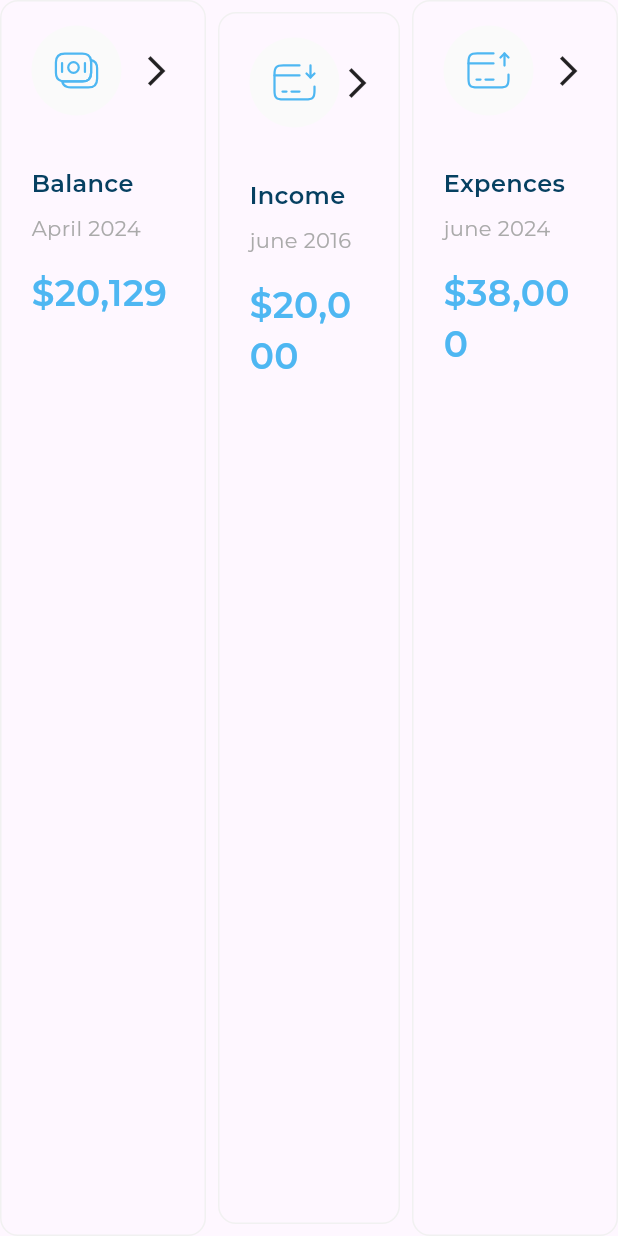
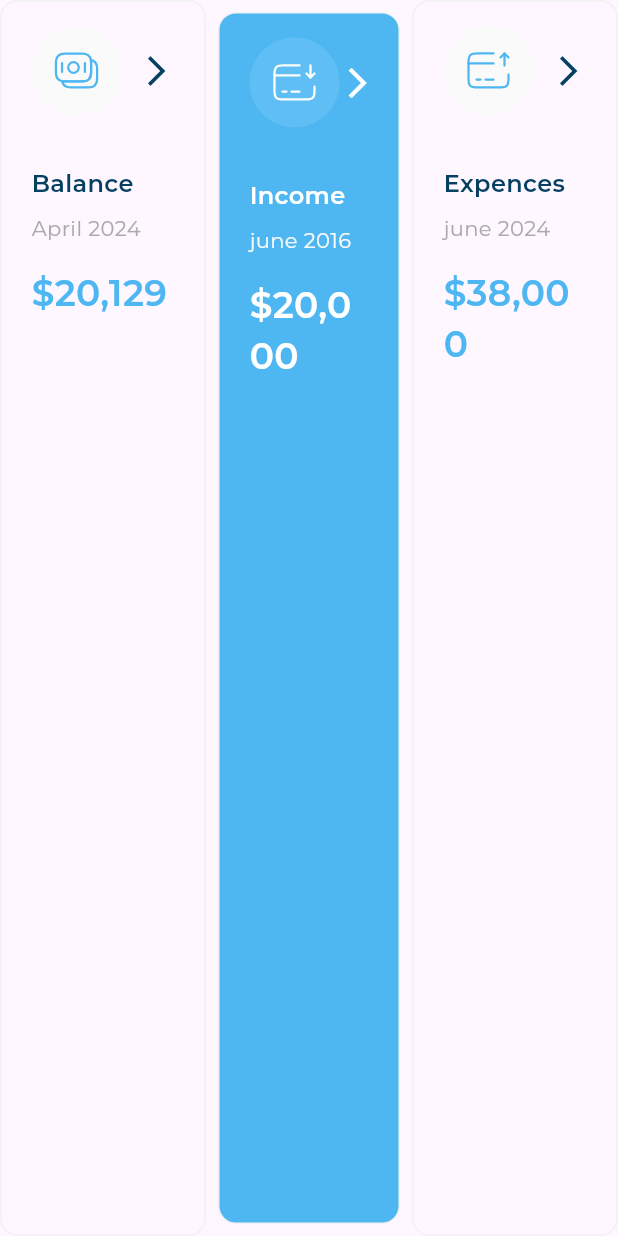
Before and after one commit to A7mednage71/Responsive_DashBoard, a Flutter app: the AllExpancesItemBody widget shown alone on an empty page, opened directly, on a phone screen of 412 x 824 dp. Run offline on Flutter 3.47's test engine with Material 3 defaults, Android fonts, the phone set to English and light mode, and no system bars; our stand-ins replace flutter_svg, google_fonts.

```diff
--- a/lib/widgets/all_expances_item_header.dart
+++ b/lib/widgets/all_expances_item_header.dart
@@ -5,8 +5,10 @@ class AllExpancesItemHeader extends StatelessWidget {
   const AllExpancesItemHeader({
     super.key,
     required this.image,
+    required this.isactive,
   });
   final String image;
+  final bool isactive;
   @override
   Widget build(BuildContext context) {
     return Row(
@@ -14,10 +16,17 @@ class AllExpancesItemHeader extends StatelessWidget {
       children: [
         CircleAvatar(
           radius: 30,
-          backgroundColor: const Color(0xffFAFAFA),
-          child: SvgPicture.asset(image),
+          backgroundColor:
+              isactive ? const Color(0xff5FBEF3) : const Color(0xffFAFAFA),
+          child: SvgPicture.asset(
+            image,
+            color: isactive ? const Color(0xffFFFFFF) : const Color(0xff4EB7F2),
+          ),
         ),
-        const Icon(Icons.arrow_forward_ios),
+        Icon(
+          Icons.arrow_forward_ios,
+          color: isactive ? const Color(0xffFFFFFF) : const Color(0xff064061),
+        ),
       ],
     );
   }
--- a/lib/widgets/all_expances_items_body.dart
+++ b/lib/widgets/all_expances_items_body.dart
@@ -2,6 +2,7 @@ import 'package:flutter/material.dart';
 import 'package:nag/models/all_expances_items_model.dart';
 import 'package:nag/utils/app_images.dart';
 import 'package:nag/widgets/all_expences_item.dart';
+import 'package:nag/widgets/is_active_expances_item.dart';
 
 class AllExpancesItemBody extends StatelessWidget {
   const AllExpancesItemBody({
@@ -40,11 +41,18 @@ class AllExpancesItemBody extends StatelessWidget {
           return Expanded(
             child: Padding(
               padding: const EdgeInsets.all(8.0),
-              child: AllExpencesitem(expancesItemsModel: value),
+              child: AllExpancesItem(
+                iSactive: true,
+                expancesItemsModel: value,
+              ),
             ),
           );
         } else {
-          return Expanded(child: AllExpencesitem(expancesItemsModel: value));
+          return Expanded(
+              child: AllExpancesItem(
+            expancesItemsModel: value,
+            iSactive: false,
+          ));
         }
       },
     ).toList());
--- a/lib/widgets/all_expences_item.dart
+++ b/lib/widgets/all_expences_item.dart
@@ -1,48 +1,20 @@
 import 'package:flutter/material.dart';
 import 'package:nag/models/all_expances_items_model.dart';
-import 'package:nag/utils/app_styles.dart';
-import 'package:nag/widgets/all_expances_item_header.dart';
+import 'package:nag/widgets/is_active_expances_item.dart';
+import 'package:nag/widgets/non_active_expances_item.dart';
 
-class AllExpencesitem extends StatelessWidget {
-  const AllExpencesitem({super.key, required this.expancesItemsModel});
+class AllExpancesItem extends StatelessWidget {
+  const AllExpancesItem({
+    super.key,
+    required this.iSactive,
+    required this.expancesItemsModel,
+  });
+  final bool iSactive;
   final AllExpancesItemsModel expancesItemsModel;
   @override
   Widget build(BuildContext context) {
-    return Container(
-      padding: const EdgeInsets.symmetric(horizontal: 20, vertical: 16),
-      decoration: BoxDecoration(
-        borderRadius: BorderRadius.circular(12),
-        border: Border.all(width: 1, color: const Color(0xffF1F1F1)),
-      ),
-      child: Column(
-        crossAxisAlignment: CrossAxisAlignment.start,
-        children: [
-          AllExpancesItemHeader(
-            image: expancesItemsModel.image,
-          ),
-          const SizedBox(
-            height: 34,
-          ),
-          Text(
-            expancesItemsModel.title,
-            style: AppStyles.semiBold16,
-          ),
-          const SizedBox(
-            height: 8,
-          ),
-          Text(
-            expancesItemsModel.date,
-            style: AppStyles.regular14,
-          ),
-          const SizedBox(
-            height: 16,
-          ),
-          Text(
-            expancesItemsModel.price,
-            style: AppStyles.semiBold24,
-          ),
-        ],
-      ),
-    );
+    return iSactive
+        ? IsActiveAllExpencesitem(expancesItemsModel: expancesItemsModel)
+        : NonActiveAllExpencesitem(expancesItemsModel: expancesItemsModel);
   }
 }
```
